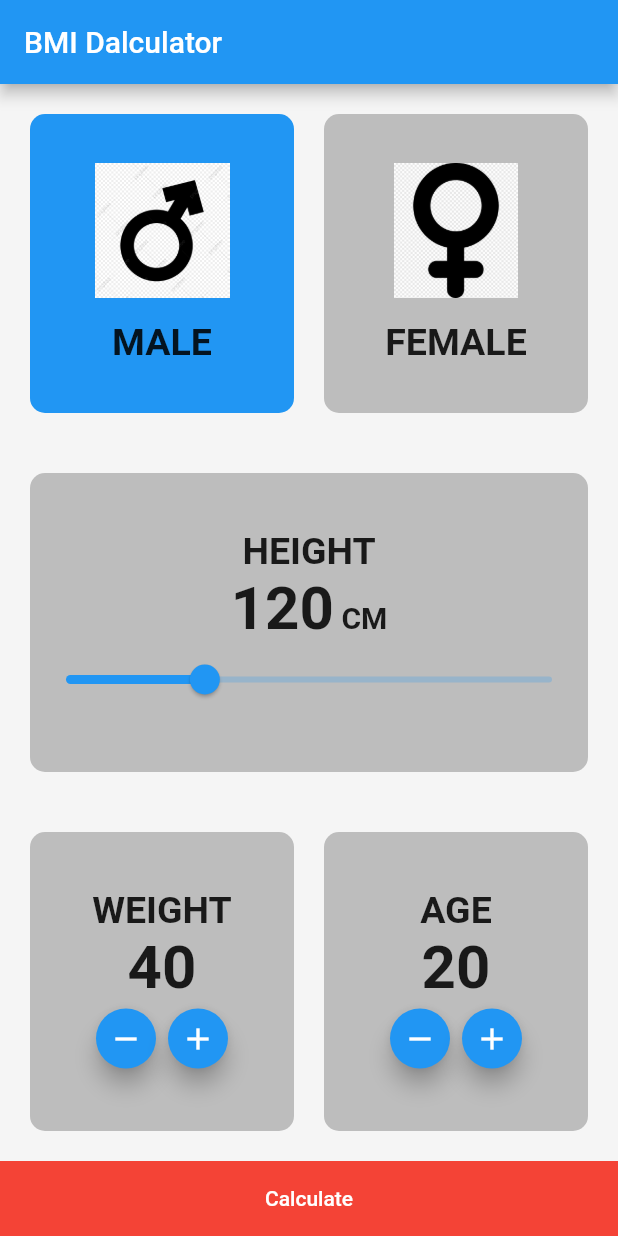
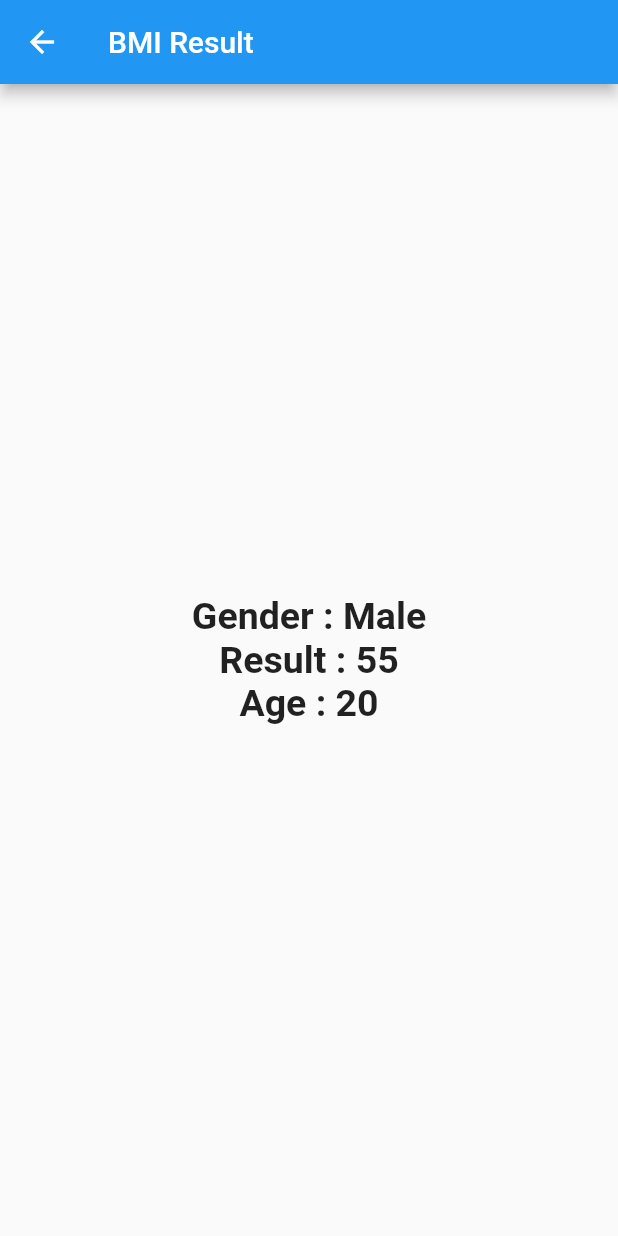
Before and after one commit to lizz7913/BMI_calculator, a Flutter app: the screen it shows after launch, after a tap on the "remove" icon, after a tap on the "add" icon, after a tap on "Calculate", on a phone screen of 412 x 824 dp. Run offline on Flutter 3.47's test engine with Material 2 defaults, Android fonts, the phone set to English and light mode, and no system bars.

Commit message:
result can now be calculated

```diff
--- a/lib/BMi_calculator.dart
+++ b/lib/BMi_calculator.dart
@@ -1,3 +1,6 @@
+import 'dart:math';
+
+import 'package:bmi_calculator/bmi_result_screen.dart';
 import 'package:flutter/cupertino.dart';
 import 'package:flutter/material.dart';
 
@@ -181,12 +184,14 @@ class _BmiCalculatorState extends State<BmiCalculator> {
                                   weight--;
                                 });
                               },
+                              heroTag: 'weight-',
                               mini: true,
                               child: Icon(
                                 Icons.remove,
                               ),
                             ),
                             FloatingActionButton(
+                              heroTag: 'weight+',
                               onPressed: () {
                                 setState(() {
                                   weight++;
@@ -230,6 +235,7 @@ class _BmiCalculatorState extends State<BmiCalculator> {
                           mainAxisAlignment: MainAxisAlignment.center,
                           children: [
                             FloatingActionButton(
+                              heroTag:'age-',
                               onPressed: () {
                                 setState(() {
                                   age--;
@@ -241,6 +247,7 @@ class _BmiCalculatorState extends State<BmiCalculator> {
                               ),
                             ),
                             FloatingActionButton(
+                              heroTag: 'age+',
                               onPressed: () {
                                 setState(() {
                                   age++;
@@ -267,7 +274,14 @@ class _BmiCalculatorState extends State<BmiCalculator> {
             width: double.infinity,
             color: Colors.red,
             child: MaterialButton(
-              onPressed: () {},
+              onPressed: () {
+                double result= weight/ pow(height/100, 2);
+                print(result.round());
+                Navigator.push(
+                    context,
+                    MaterialPageRoute(builder: (context) => BMIResultScreen(),),
+                );
+              },
               height: 50,
               child: Text(
                 'Calculate',
@@ -279,4 +293,5 @@ class _BmiCalculatorState extends State<BmiCalculator> {
       ),
     );
   }
+
 }
--- /dev/null
+++ b/lib/bmi_result_screen.dart
@@ -0,0 +1,29 @@
+import 'package:flutter/material.dart';
+
+class BMIResultScreen extends StatelessWidget {
+  @override
+  Widget build(BuildContext context) {
+    return Scaffold(
+      appBar: AppBar(
+        title: Text(
+          'BMI Result',
+        ),
+      ),
+      body: Center(
+        child: Column(
+          mainAxisAlignment: MainAxisAlignment.center,
+          children: [
+            Text(
+              'Gender : Male',
+              style: TextStyle(fontSize: 25, fontWeight: FontWeight.bold),
+            ),
+            Text('Result : 55',
+              style: TextStyle(fontSize: 25, fontWeight: FontWeight.bold),),
+            Text('Age : 20',
+              style: TextStyle(fontSize: 25, fontWeight: FontWeight.bold),)
+          ],
+        ),
+      ),
+    );
+  }
+}
```
